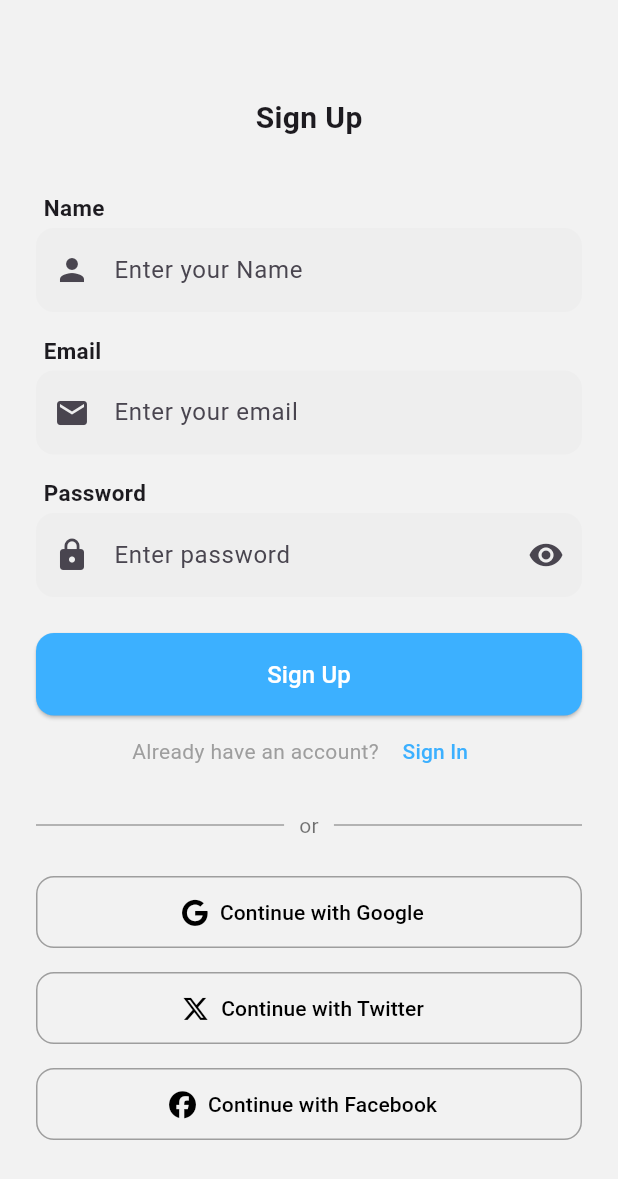
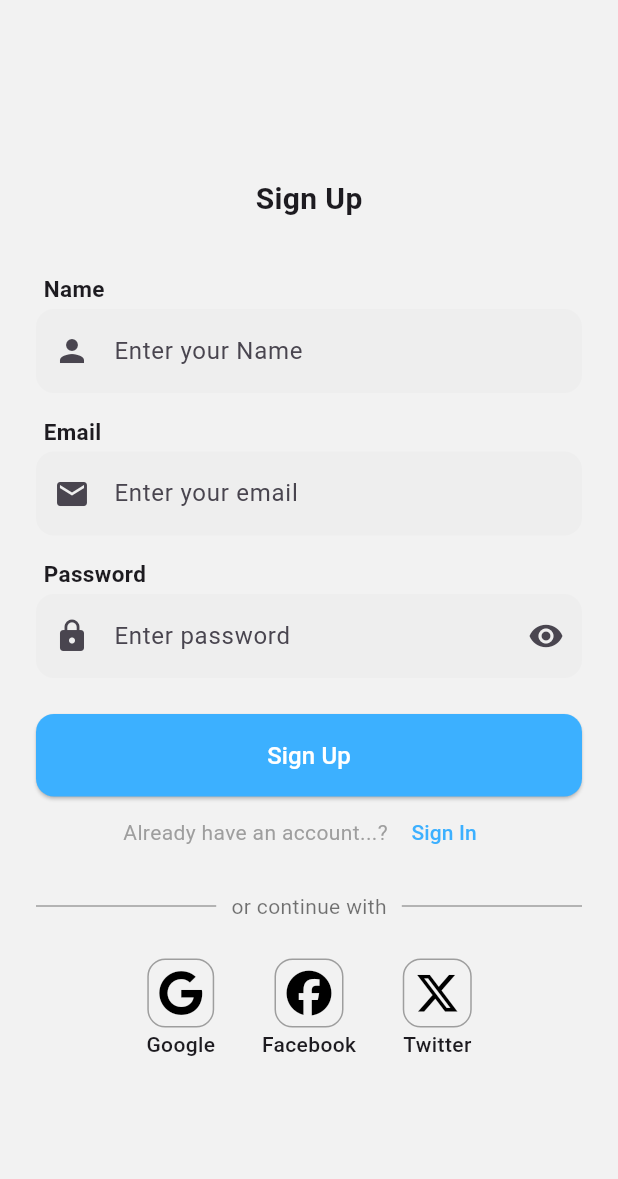
Before and after one commit to harrishussain24/CRM, a Flutter app: the screen it shows after launch, after a tap on "Sign Up", on a phone screen of 412 x 824 dp. Shown: the top 1179 px of the screen. Run offline on Flutter 3.47's test engine with Material 3 defaults, Android fonts, the phone set to English and light mode, and no system bars; our stand-ins replace font_awesome_flutter.

Commit message:
making constants

```diff
--- a/lib/authentication/constants.dart
+++ b/lib/authentication/constants.dart
@@ -1,6 +1,7 @@
 import 'package:flutter/material.dart';
+import 'package:font_awesome_flutter/font_awesome_flutter.dart';
 
-Align textFieldLabel({required String label}) {
+Widget textFieldLabel({required String label}) {
   return Align(
     alignment: Alignment.topLeft,
     child: Padding(
@@ -16,7 +17,7 @@ Align textFieldLabel({required String label}) {
   );
 }
 
-TextFormField textField(
+Widget textField(
     {required String hintText,
     required IconData prefixIcon,
     IconButton? suffixIcon}) {
@@ -35,7 +36,7 @@ TextFormField textField(
   );
 }
 
-SizedBox elevatedButtons({
+Widget elevatedButtons({
   required String text,
   required VoidCallback onPressed,
 }) {
@@ -58,3 +59,30 @@ SizedBox elevatedButtons({
     ),
   );
 }
+
+Widget showAccountButton({required IconData icon, required String text}) {
+  return Column(
+    children: [
+      IconButton(
+        onPressed: () {},
+        icon: FaIcon(
+          icon,
+          color: Colors.black,
+          size: 30,
+        ),
+        style: OutlinedButton.styleFrom(
+          shape: RoundedRectangleBorder(
+            borderRadius: BorderRadius.circular(12.0),
+          ),
+          side: const BorderSide(color: Colors.grey),
+        ),
+      ),
+      Text(
+        text,
+        style: TextStyle(
+          fontWeight: FontWeight.w500,
+        ),
+      ),
+    ],
+  );
+}
--- a/lib/authentication/signIn.dart
+++ b/lib/authentication/signIn.dart
@@ -76,7 +76,7 @@ class _SignInScreenState extends State<SignInScreen> {
               Row(
                 mainAxisAlignment: MainAxisAlignment.center,
                 children: [
-                  const Text("Don't have an account? ",
+                  const Text("Don't have an account...? ",
                       style: TextStyle(color: Colors.grey)),
                   TextButton(
                     onPressed: () {
@@ -105,7 +105,7 @@ class _SignInScreenState extends State<SignInScreen> {
                     ),
                   ),
                   const Text(
-                    'or',
+                    'or continue with',
                     style: TextStyle(color: Colors.black54),
                   ),
                   const Expanded(
@@ -121,23 +121,27 @@ class _SignInScreenState extends State<SignInScreen> {
               const SizedBox(height: 24),
 
               // Google Button
-              SocialButton(
-                icon: FontAwesomeIcons.google,
-                text: 'Continue with Google',
-              ),
-              const SizedBox(height: 16),
+              Row(
+                mainAxisAlignment: MainAxisAlignment.center,
+                children: [
+                  showAccountButton(
+                    icon: FontAwesomeIcons.google,
+                    text: "Google",
+                  ),
+                  const SizedBox(width: 30),
 
-              // Twitter Button
-              SocialButton(
-                icon: FontAwesomeIcons.xTwitter,
-                text: 'Continue with Twitter',
-              ),
-              const SizedBox(height: 16),
-
-              // Facebook Button
-              SocialButton(
-                icon: FontAwesomeIcons.facebook,
-                text: 'Continue with Facebook',
+                  // Facebook Button
+                  showAccountButton(
+                    icon: FontAwesomeIcons.facebook,
+                    text: "Facebook",
+                  ),
+                  const SizedBox(width: 30),
+                  // Twitter Button
+                  showAccountButton(
+                    icon: FontAwesomeIcons.xTwitter,
+                    text: "Twitter",
+                  ),
+                ],
               ),
               const SizedBox(height: 24),
             ],
@@ -147,38 +151,3 @@ class _SignInScreenState extends State<SignInScreen> {
     );
   }
 }
-
-class SocialButton extends StatelessWidget {
-  final IconData icon;
-  final String text;
-
-  const SocialButton({
-    super.key,
-    required this.icon,
-    required this.text,
-  });
-
-  @override
-  Widget build(BuildContext context) {
-    return SizedBox(
-      width: double.infinity,
-      child: OutlinedButton.icon(
-        onPressed: () {},
-        icon: FaIcon(icon, color: Colors.black),
-        label: Padding(
-          padding: const EdgeInsets.symmetric(vertical: 14.0),
-          child: Text(
-            text,
-            style: const TextStyle(color: Colors.black),
-          ),
-        ),
-        style: OutlinedButton.styleFrom(
-          shape: RoundedRectangleBorder(
-            borderRadius: BorderRadius.circular(12.0),
-          ),
-          side: const BorderSide(color: Colors.grey),
-        ),
-      ),
-    );
-  }
-}
--- a/lib/authentication/signUp.dart
+++ b/lib/authentication/signUp.dart
@@ -65,7 +65,7 @@ class _SignUpScreenState extends State<SignUpScreen> {
                 Row(
                   mainAxisAlignment: MainAxisAlignment.center,
                   children: [
-                    const Text("Already have an account? ",
+                    const Text("Already have an account...? ",
                         style: TextStyle(color: Colors.grey)),
                     TextButton(
                       onPressed: () {
@@ -89,7 +89,7 @@ class _SignUpScreenState extends State<SignUpScreen> {
                       ),
                     ),
                     const Text(
-                      'or',
+                      'or continue with',
                       style: TextStyle(color: Colors.black54),
                     ),
                     const Expanded(
@@ -104,25 +104,30 @@ class _SignUpScreenState extends State<SignUpScreen> {
 
                 const SizedBox(height: 24),
 
-                // Google Button
-                SocialButton(
-                  icon: FontAwesomeIcons.google,
-                  text: 'Continue with Google',
+                Row(
+                  mainAxisAlignment: MainAxisAlignment.center,
+                  children: [
+                    showAccountButton(
+                      icon: FontAwesomeIcons.google,
+                      text: "Google",
+                    ),
+                    const SizedBox(width: 30),
+
+                    // Facebook Button
+                    showAccountButton(
+                      icon: FontAwesomeIcons.facebook,
+                      text: "Facebook",
+                    ),
+                    const SizedBox(width: 30),
+
+                    // Twitter Button
+                    showAccountButton(
+                      icon: FontAwesomeIcons.xTwitter,
+                      text: "Twitter",
+                    ),
+                  ],
                 ),
-                const SizedBox(height: 16),
 
-                // Twitter Button
-                SocialButton(
-                  icon: FontAwesomeIcons.xTwitter,
-                  text: 'Continue with Twitter',
-                ),
-                const SizedBox(height: 16),
-
-                // Facebook Button
-                SocialButton(
-                  icon: FontAwesomeIcons.facebook,
-                  text: 'Continue with Facebook',
-                ),
                 const SizedBox(height: 24),
               ],
             ),
```
